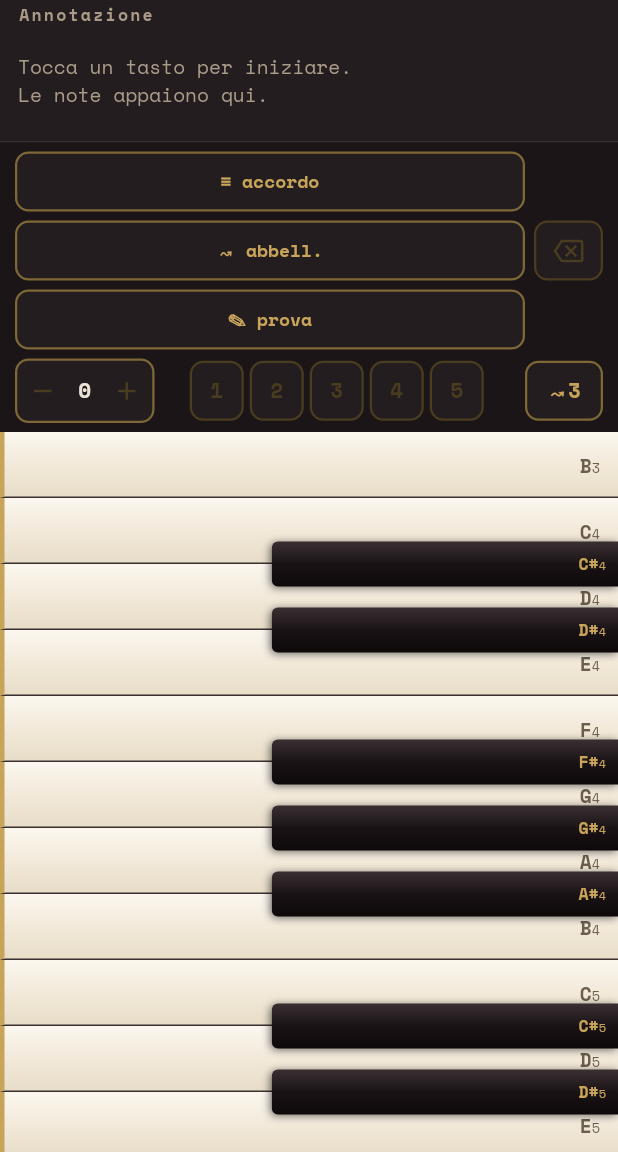
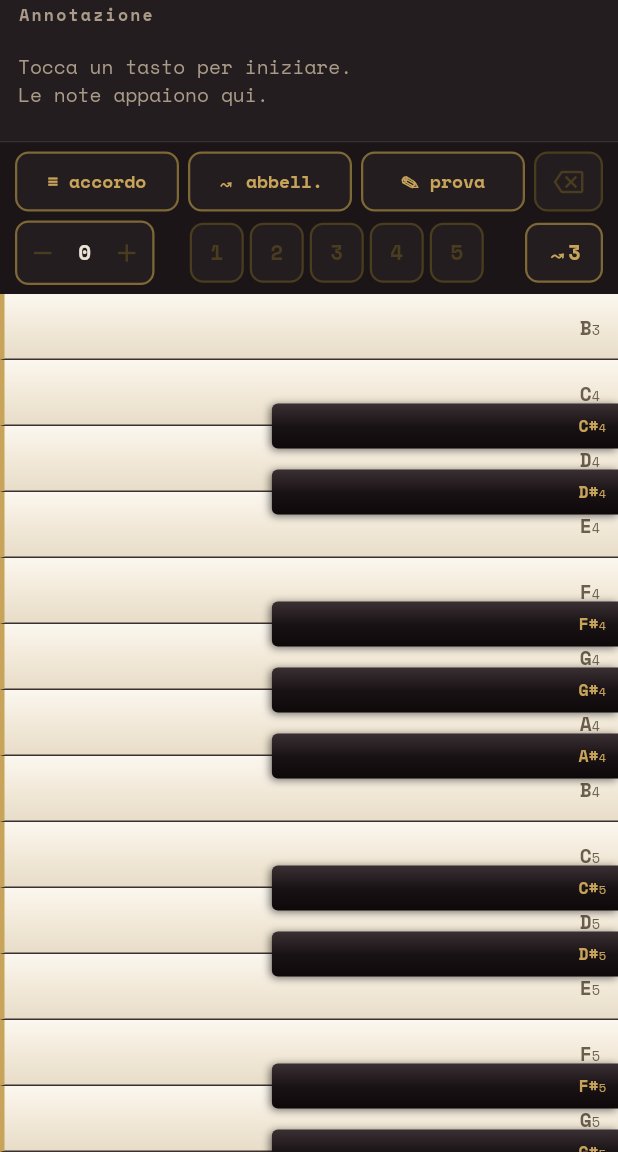
Before and after one commit to ianes1978/Taccuino-Fisarmonica, a Flutter app: the screen it shows after launch, after a tap on "Do Re Mi", on a phone screen of 412 x 824 dp, the part 84-1236 px from its top. Run offline on Flutter 3.47's test engine with Material 3 defaults, Android fonts, the phone set to English and light mode, and no system bars; our stand-ins replace file_picker, google_fonts, pdf, printing, shared_preferences, web; missing offline and left inert: file_saver, flutter_soloud.

Commit message:
Barra modalità su riga unica: accordo, abbellimento, prova e cancella
I tre toggle diventano Expanded con testo adattivo (FittedBox), così la
riga non va mai a capo sugli schermi stretti e la tastiera guadagna lo
spazio della riga extra.

Co-Authored-By: Claude Opus 4.8 <noreply@anthropic.com>
Claude-Session: https://claude.ai/code/session_01Uho1DnpavT3qTZ87eVMS1t

```diff
--- a/lib/widgets/control_bar.dart
+++ b/lib/widgets/control_bar.dart
@@ -20,14 +20,12 @@ class ControlBar extends StatelessWidget {
       child: Column(
         mainAxisSize: MainAxisSize.min,
         children: [
+          // Riga unica: i tre toggle si stringono per far posto a ⌫,
+          // così non vanno mai a capo nemmeno sugli schermi stretti.
           Row(
             children: [
               Expanded(
-                child: Wrap(
-                  spacing: 6,
-                  runSpacing: 6,
-                  children: [
-                    _ToggleChip(
+                child: _ToggleChip(
                   label: '≡ accordo',
                   active: state.chordMode,
                   onTap: () {
@@ -35,7 +33,10 @@ class ControlBar extends StatelessWidget {
                     state.toggleChordMode();
                   },
                 ),
-                    _ToggleChip(
+              ),
+              const SizedBox(width: 6),
+              Expanded(
+                child: _ToggleChip(
                   label: '↝ abbell.',
                   active: state.runMode,
                   onTap: () {
@@ -43,15 +44,16 @@ class ControlBar extends StatelessWidget {
                     state.toggleRunMode();
                   },
                 ),
-                    _ToggleChip(
+              ),
+              const SizedBox(width: 6),
+              Expanded(
+                child: _ToggleChip(
                   label: '✎ prova',
                   active: state.practiceMode,
                   onTap: () {
                     HapticFeedback.selectionClick();
                     state.togglePracticeMode();
                   },
-                    ),
-                  ],
                 ),
               ),
               const SizedBox(width: 6),
@@ -160,7 +162,7 @@ class _ToggleChip extends StatelessWidget {
         borderRadius: BorderRadius.circular(9),
         child: Container(
           constraints: const BoxConstraints(minHeight: 40),
-          padding: const EdgeInsets.symmetric(horizontal: 10),
+          padding: const EdgeInsets.symmetric(horizontal: 6),
           alignment: Alignment.center,
           decoration: BoxDecoration(
             color: active ? Palette.brass : Palette.panel,
@@ -168,12 +170,17 @@ class _ToggleChip extends StatelessWidget {
             border: Border.all(
                 color: active ? Palette.brass : Palette.brassDim, width: 1.5),
           ),
+          // Il testo si riduce se lo spazio non basta (schermi stretti).
+          child: FittedBox(
+            fit: BoxFit.scaleDown,
             child: Text(
               label,
+              maxLines: 1,
               style: mono(
                 size: 12,
                 weight: FontWeight.w700,
                 color: active ? Palette.bg : Palette.brass,
+              ),
             ),
           ),
         ),
```
Lines whose indentation alone changed are shown as unchanged.
